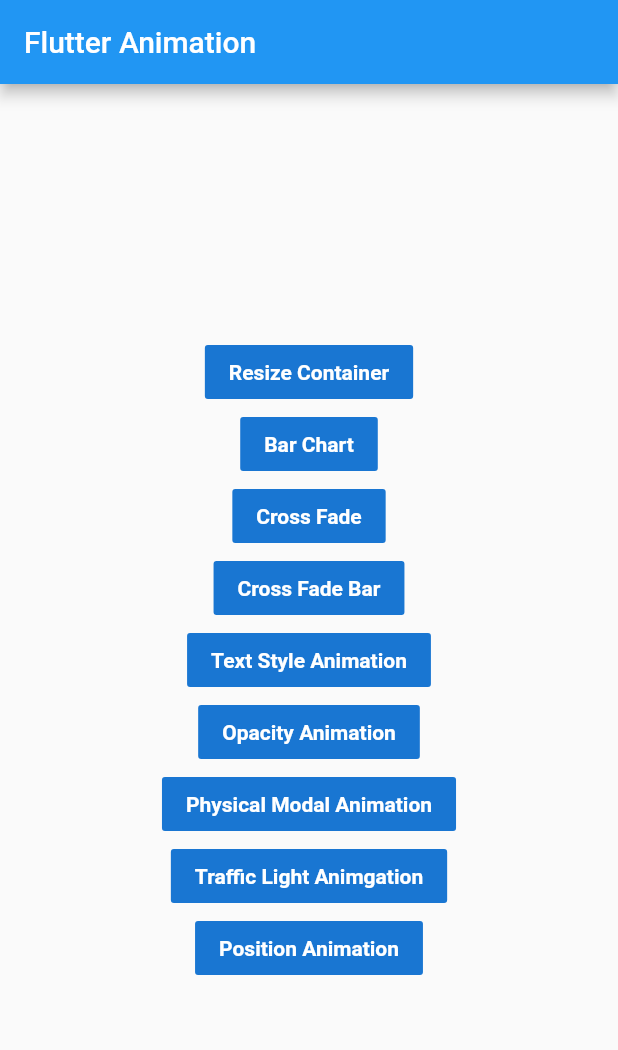
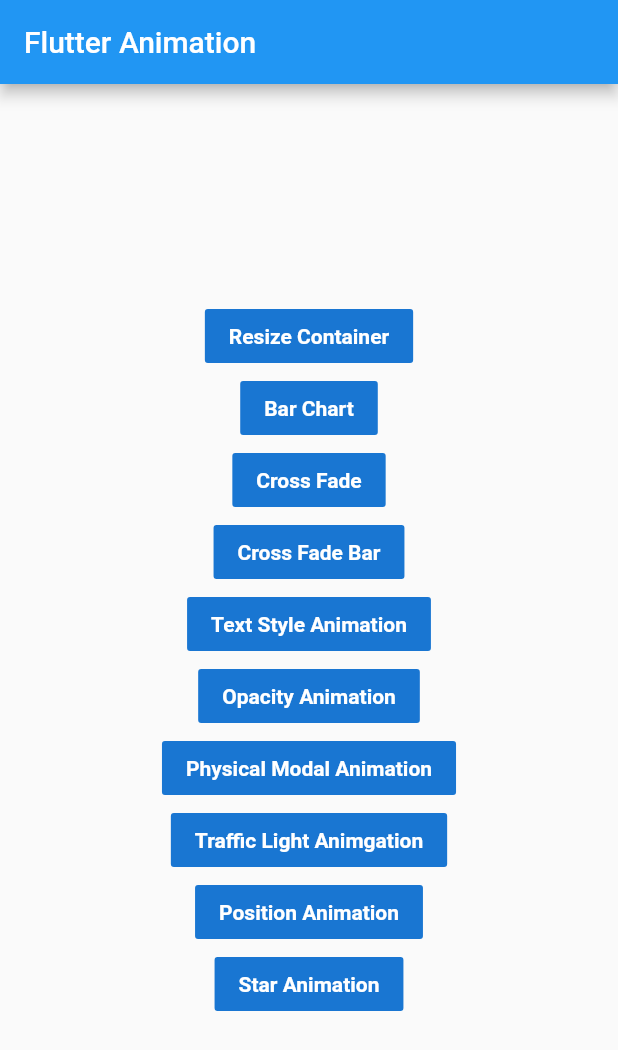
Before and after one commit to gyakhoe/flutter_animation, a Flutter app: the screen it shows after launch, on a phone screen of 412 x 824 dp. Shown: the top 1050 px of the screen. Run offline on Flutter 3.47's test engine with Material 2 defaults, Android fonts, the phone set to English and light mode, and no system bars.

Commit message:
tween animation started

```diff
--- a/lib/common/routes.dart
+++ b/lib/common/routes.dart
@@ -1,11 +1,7 @@
 import 'package:flutter/material.dart';
-import 'package:flutter_animation/implicit_animation/implicit_animation_screens.dart';
-import 'package:flutter_animation/implicit_animation/opacity_animation.dart';
-import 'package:flutter_animation/implicit_animation/physical_modal_animation.dart';
-import 'package:flutter_animation/implicit_animation/position_animation.dart';
-import 'package:flutter_animation/implicit_animation/text_style_animation.dart';
-import 'package:flutter_animation/implicit_animation/traffic_light.dart';
+import 'package:flutter_animation/implicit_animation/implicit_animations.dart';
 import 'package:flutter_animation/main.dart';
+import 'package:flutter_animation/tween_animation/tween_animations.dart';
 
 class Routes {
   static String homePage = '/';
@@ -19,6 +15,7 @@ class Routes {
   static String physicalModalAnimation = '/implicit/physical-modal-animation';
   static String trifficLightAnimation = '/implicit/traffic-light-animation';
   static String positionAnimation = '/implicit/position-animation';
+  static String starAnimation = '/tween-animation/star';
 
   static Map<String, WidgetBuilder> routeMap = {
     Routes.homePage: (context) => MyHomePage(title: 'Flutter Animation'),
@@ -31,5 +28,6 @@ class Routes {
     Routes.physicalModalAnimation: (context) => PhysicalModalAnimation(),
     Routes.trifficLightAnimation: (context) => TrafficLight(),
     Routes.positionAnimation: (context) => PositionAnimation(),
+    Routes.starAnimation: (context) => Star(),
   };
 }
--- a/lib/implicit_animation/implicit_animation_screens.dart
+++ b/lib/implicit_animation/implicit_animations.dart
@@ -3,3 +3,8 @@ export 'cross_fade_bar.dart';
 export 'resize_animation.dart';
 export 'cross_fade_logo_animation.dart';
 export 'cross_fade_logo_animation.dart';
+export 'text_style_animation.dart';
+export 'opacity_animation.dart';
+export 'physical_modal_animation.dart';
+export 'traffic_light.dart';
+export 'position_animation.dart';
--- a/lib/main.dart
+++ b/lib/main.dart
@@ -87,6 +87,11 @@ class MyHomePage extends StatelessWidget {
               routeName: Routes.positionAnimation,
               buttonName: 'Position Animation',
             ),
+            _animationScreenRouteButton(
+              context: context,
+              routeName: Routes.starAnimation,
+              buttonName: 'Star Animation',
+            ),
           ],
         ),
       ),
--- /dev/null
+++ b/lib/tween_animation/tween_animations.dart
@@ -0,0 +1 @@
+export 'star.dart';
--- a/pubspec.yaml
+++ b/pubspec.yaml
@@ -20,3 +20,6 @@ dev_dependencies:
 
 flutter:
   uses-material-design: true
+
+  assets:
+    - assets/images/
```
Also changed, not shown: lib/tween_animation/star.dart (added, +46 -0 lines), assets/images/star-background.jpg (added), assets/images/sun.png (added).
